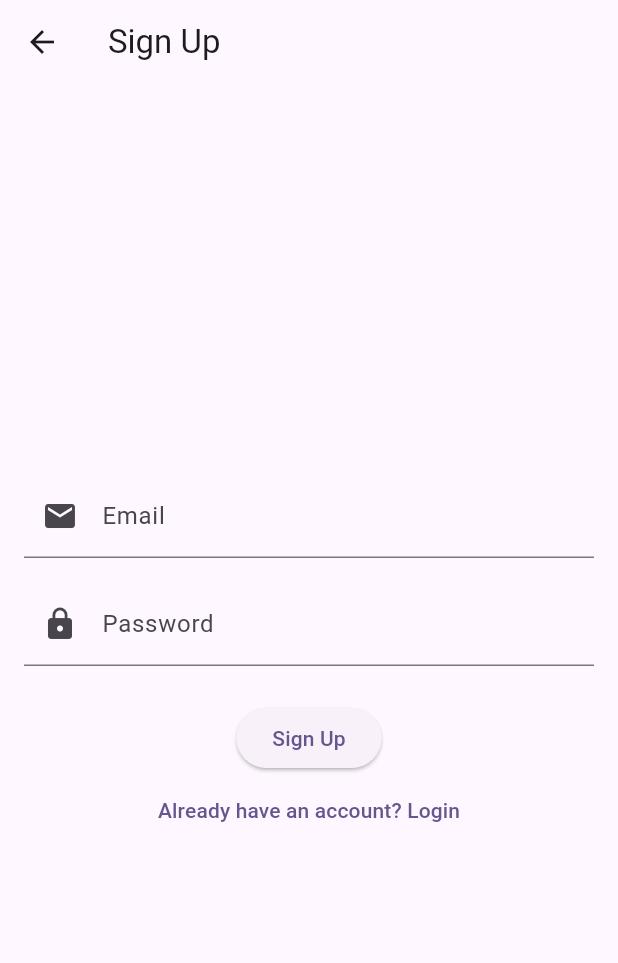
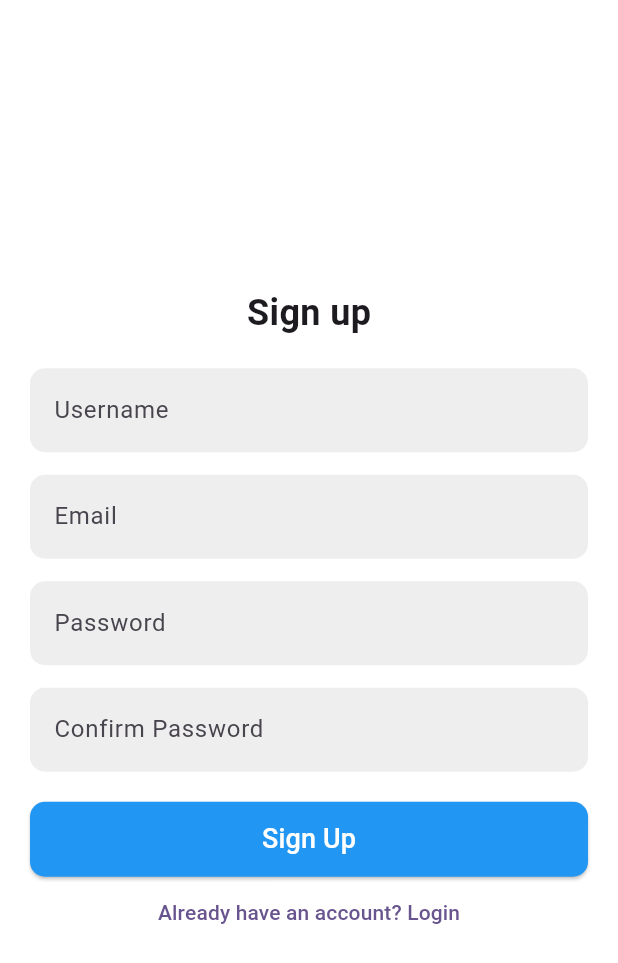
Before and after one commit to RekanAnwar/tic_tac_toc_game, a Flutter app: the SignupPage screen opened by its route, on a phone screen of 412 x 824 dp. Shown: the top 963 px of the screen. Run offline on Flutter 3.47's test engine with Material 3 defaults, Android fonts, the phone set to English and light mode, and no system bars; our stand-ins replace cloud_firestore, equatable, firebase_auth, firebase_core, flutter_riverpod; accounts and stored records are empty.

Commit message:
design of sign up page completed

```diff
--- a/lib/views/auth/signup_page.dart
+++ b/lib/views/auth/signup_page.dart
@@ -58,19 +58,45 @@ class _SignupPageState extends ConsumerState<SignupPage> {
   @override
   Widget build(BuildContext context) {
     return Scaffold(
-      appBar: AppBar(title: const Text('Sign Up')),
-      body: Padding(
-        padding: const EdgeInsets.all(16.0),
+      backgroundColor: Colors.white,
+      body: Center(
+        child: Padding(
+          padding: const EdgeInsets.symmetric(horizontal: 20.0),
           child: Form(
             key: _formKey,
             child: Column(
               mainAxisAlignment: MainAxisAlignment.center,
               children: [
+                const Text(
+                  'Sign up',
+                  style: TextStyle(
+                  fontSize: 24,
+                  fontWeight: FontWeight.bold,
+                  ),
+                ),
+                const SizedBox(height: 20),
+                TextField(
+                decoration: InputDecoration(
+                  hintText: 'Username',
+                  filled: true,
+                  fillColor: Colors.grey[200],
+                  border: OutlineInputBorder(
+                    borderRadius: BorderRadius.circular(10),
+                    borderSide: BorderSide.none,
+                  ),
+                ),
+                ),
+                const SizedBox(height: 15),
                 TextFormField(
                   controller: _emailController,
-                decoration: const InputDecoration(
-                  labelText: 'Email',
-                  prefixIcon: Icon(Icons.email),
+                  decoration: InputDecoration(
+                    hintText: 'Email',
+                    filled: true,
+                    fillColor: Colors.grey[200],
+                    border: OutlineInputBorder(
+                    borderRadius: BorderRadius.circular(10),
+                    borderSide: BorderSide.none,
+                    ),
                   ),
                   keyboardType: TextInputType.emailAddress,
                   validator: (value) {
@@ -84,12 +110,17 @@ class _SignupPageState extends ConsumerState<SignupPage> {
                     return null;
                   },
                 ),
-              const SizedBox(height: 16),
+                const SizedBox(height: 15),
                 TextFormField(
                   controller: _passwordController,
-                decoration: const InputDecoration(
-                  labelText: 'Password',
-                  prefixIcon: Icon(Icons.lock),
+                  decoration: InputDecoration(
+                  hintText: 'Password',
+                  filled: true,
+                  fillColor: Colors.grey[200],
+                    border: OutlineInputBorder(
+                    borderRadius: BorderRadius.circular(10),
+                    borderSide: BorderSide.none,
+                    ),
                   ),
                   obscureText: true,
                   validator: (value) {
@@ -102,10 +133,35 @@ class _SignupPageState extends ConsumerState<SignupPage> {
                     return null;
                   },
                 ),
-              const SizedBox(height: 24),
-              ElevatedButton(
+                const SizedBox(height: 15),
+                TextField(
+                  obscureText: true,
+                  decoration: InputDecoration(
+                    hintText: 'Confirm Password',
+                    filled: true,
+                    fillColor: Colors.grey[200],
+                    border: OutlineInputBorder(
+                    borderRadius: BorderRadius.circular(10),
+                    borderSide: BorderSide.none,
+                    ),
+                  ),
+                ),
+                const SizedBox(height: 20),
+                SizedBox(
+                  width: double.infinity,
+                  height: 50,
+                  child: ElevatedButton(
                   onPressed: _signup,
-                child: const Text('Sign Up'),
+                  child: const Text('Sign Up',
+                  style: TextStyle(fontSize: 18, color: Colors.white),
+                  ),
+                    style: ElevatedButton.styleFrom(
+                      backgroundColor: Colors.blue,
+                      shape: RoundedRectangleBorder(
+                        borderRadius: BorderRadius.circular(10),
+                      ),
+                    ),
+                  ),
                 ),
                 TextButton(
                   onPressed: () => Navigator.pop(context),
@@ -115,6 +171,7 @@ class _SignupPageState extends ConsumerState<SignupPage> {
             ),
           ),
         ),
+      ),
     );
   }
 }
```
Lines whose indentation alone changed are shown as unchanged.
